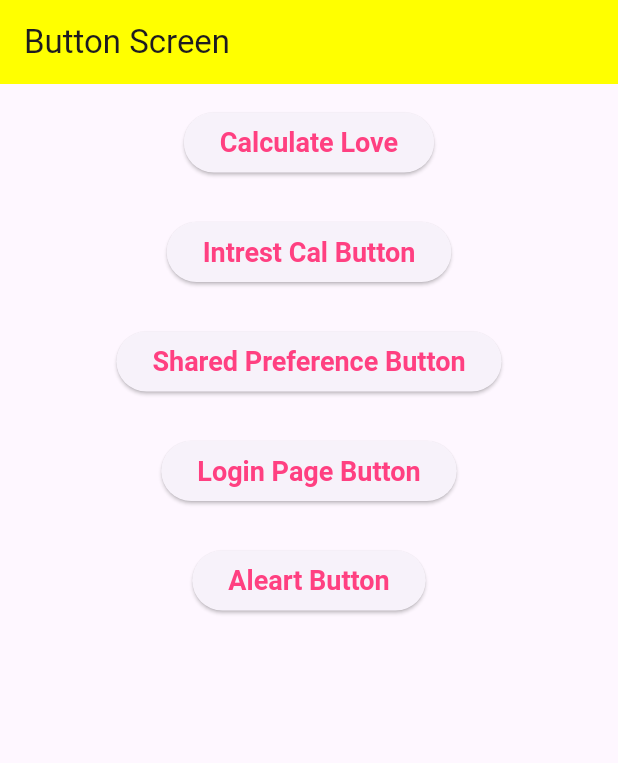
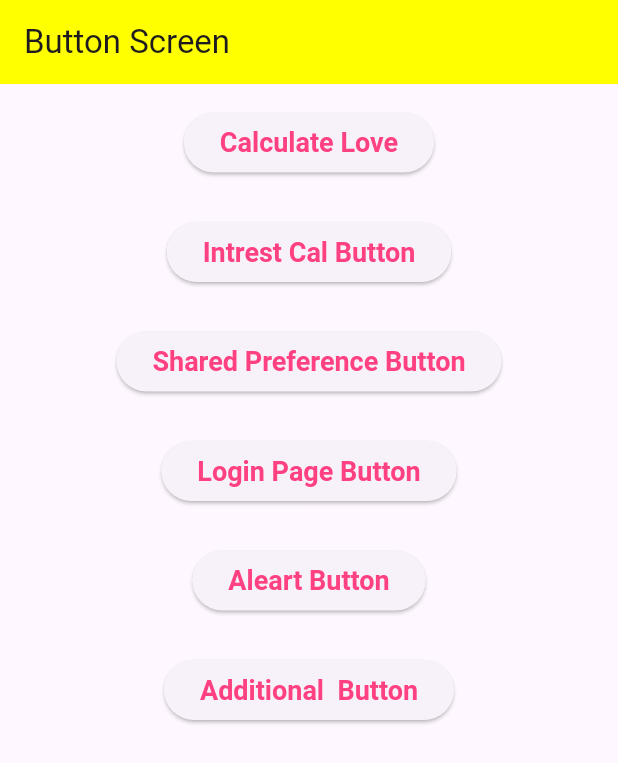
Before and after one commit to pralaypenti/intresr_cal_getx, a Flutter app: the screen it shows after launch, on a phone screen of 412 x 824 dp. Shown: the top 763 px of the screen. Run offline on Flutter 3.47's test engine with Material 3 defaults, Android fonts, the light colour scheme and no system bars; our stand-ins replace get, shared_preferences; missing offline and left inert: otp_resend_timer, otpless_flutter.

Commit message:
updated code

```diff
--- a/lib/main.dart
+++ b/lib/main.dart
@@ -1,5 +1,6 @@
 import 'package:flutter/material.dart';
 import 'package:get/get_navigation/src/root/get_material_app.dart';
+import 'package:intresr_cal_getx/aditional_oprator_view.dart';
 import 'package:intresr_cal_getx/aleart_diloage.dart';
 import 'package:intresr_cal_getx/intrest_cal.dart';
 import 'package:intresr_cal_getx/login_screen.dart';
@@ -48,7 +49,10 @@ class _ButtonScreenState extends State<ButtonScreen> {
                   );
                 },
                 style: ElevatedButton.styleFrom(
-                  textStyle: TextStyle(fontSize: 18, fontWeight: FontWeight.bold),
+                  textStyle: TextStyle(
+                    fontSize: 18,
+                    fontWeight: FontWeight.bold,
+                  ),
                 ),
                 child: Text(
                   'Calculate Love',
@@ -64,7 +68,10 @@ class _ButtonScreenState extends State<ButtonScreen> {
                   );
                 },
                 style: ElevatedButton.styleFrom(
-                  textStyle: TextStyle(fontSize: 18, fontWeight: FontWeight.bold),
+                  textStyle: TextStyle(
+                    fontSize: 18,
+                    fontWeight: FontWeight.bold,
+                  ),
                 ),
                 child: Text(
                   'Intrest Cal Button',
@@ -80,7 +87,10 @@ class _ButtonScreenState extends State<ButtonScreen> {
                   );
                 },
                 style: ElevatedButton.styleFrom(
-                  textStyle: TextStyle(fontSize: 18, fontWeight: FontWeight.bold),
+                  textStyle: TextStyle(
+                    fontSize: 18,
+                    fontWeight: FontWeight.bold,
+                  ),
                 ),
                 child: Text(
                   'Shared Preference Button',
@@ -88,8 +98,7 @@ class _ButtonScreenState extends State<ButtonScreen> {
                 ),
               ),
 
-
-                SizedBox(height: 25),
+              SizedBox(height: 25),
               ElevatedButton(
                 onPressed: () {
                   Navigator.push(
@@ -98,7 +107,10 @@ class _ButtonScreenState extends State<ButtonScreen> {
                   );
                 },
                 style: ElevatedButton.styleFrom(
-                  textStyle: TextStyle(fontSize: 18, fontWeight: FontWeight.bold),
+                  textStyle: TextStyle(
+                    fontSize: 18,
+                    fontWeight: FontWeight.bold,
+                  ),
                 ),
                 child: Text(
                   'Login Page Button',
@@ -106,20 +118,46 @@ class _ButtonScreenState extends State<ButtonScreen> {
                 ),
               ),
 
-
-                SizedBox(height: 25),
+              SizedBox(height: 25),
               ElevatedButton(
                 onPressed: () {
                   Navigator.push(
                     context,
-                    MaterialPageRoute(builder: (context) => AleartDiloageScreen()),
+                    MaterialPageRoute(
+                      builder: (context) => AleartDiloageScreen(),
+                    ),
                   );
                 },
                 style: ElevatedButton.styleFrom(
-                  textStyle: TextStyle(fontSize: 18, fontWeight: FontWeight.bold),
+                  textStyle: TextStyle(
+                    fontSize: 18,
+                    fontWeight: FontWeight.bold,
+                  ),
                 ),
                 child: Text(
                   'Aleart Button',
+                  style: TextStyle(color: Colors.pinkAccent),
+                ),
+              ),
+              SizedBox(height: 25),
+
+              ElevatedButton(
+                onPressed: () {
+                  Navigator.push(
+                    context,
+                    MaterialPageRoute(
+                      builder: (context) => AditionalOparator(),
+                    ),
+                  );
+                },
+                style: ElevatedButton.styleFrom(
+                  textStyle: TextStyle(
+                    fontSize: 18,
+                    fontWeight: FontWeight.bold,
+                  ),
+                ),
+                child: Text(
+                  'Additional  Button',
                   style: TextStyle(color: Colors.pinkAccent),
                 ),
               ),
```
Also changed, not shown: lib/aditional_oprator_view.dart (added, +89 -0 lines).
